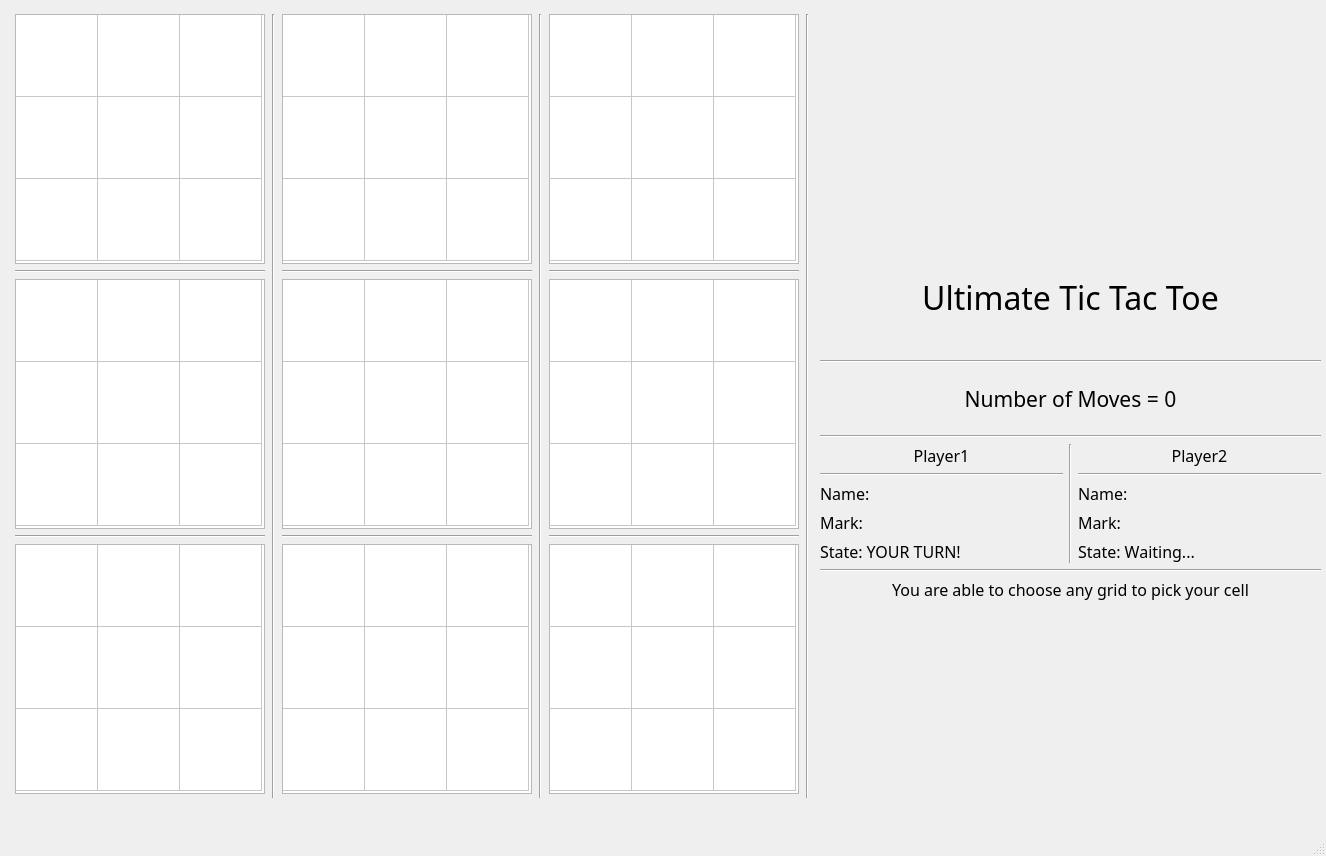
Old version of the form ultimate_ttt_ui.ui in the repository adhamhamdy3/Ultimate-Tic-Tac-Toe.
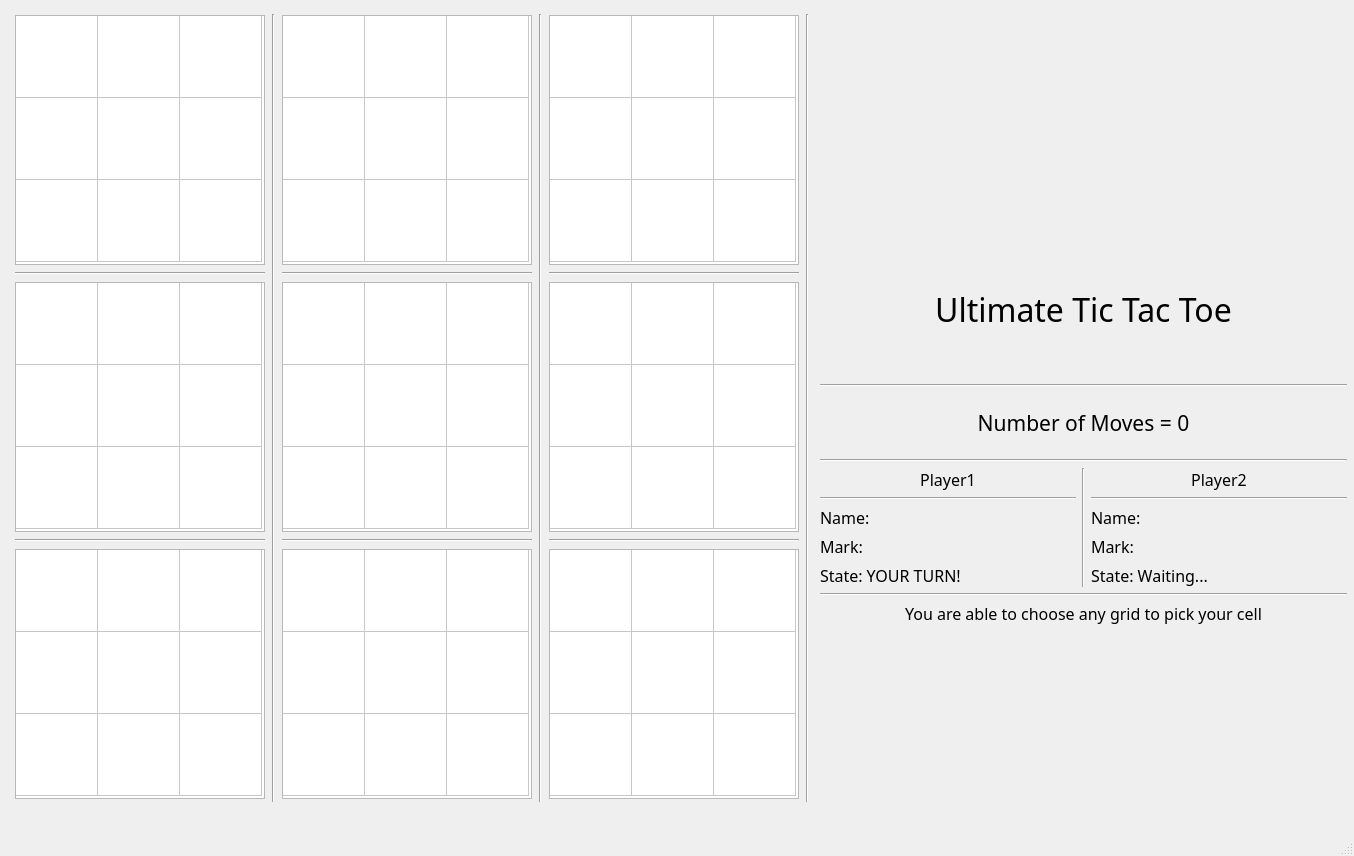
New version of the form.

Commit message: works but needs some optimizations and code refactoring

```diff
--- a/ultimate_ttt_ui.ui
+++ b/ultimate_ttt_ui.ui
@@ -6,19 +6,19 @@
    <rect>
     <x>0</x>
     <y>0</y>
-    <width>1326</width>
+    <width>1354</width>
     <height>856</height>
    </rect>
   </property>
   <property name="minimumSize">
    <size>
-    <width>1326</width>
+    <width>1354</width>
     <height>856</height>
    </size>
   </property>
   <property name="maximumSize">
    <size>
-    <width>1326</width>
+    <width>1354</width>
     <height>856</height>
    </size>
   </property>
@@ -251,13 +251,13 @@
      <string/>
     </property>
    </widget>
-   <widget class="QWidget" name="">
+   <widget class="QWidget" name="layoutWidget">
     <property name="geometry">
      <rect>
       <x>14</x>
       <y>14</y>
-      <width>797</width>
-      <height>784</height>
+      <width>802</width>
+      <height>788</height>
      </rect>
     </property>
     <layout class="QHBoxLayout" name="horizontalLayout">
@@ -1763,13 +1763,13 @@
      </item>
     </layout>
    </widget>
-   <widget class="QWidget" name="">
+   <widget class="QWidget" name="layoutWidget">
     <property name="geometry">
      <rect>
       <x>820</x>
       <y>240</y>
-      <width>501</width>
-      <height>361</height>
+      <width>527</width>
+      <height>385</height>
      </rect>
     </property>
     <layout class="QVBoxLayout" name="verticalLayout_7">
```
Left out of the diff: 27 changed lines with no effect on the pictures. The commit also changes 1 other file.
